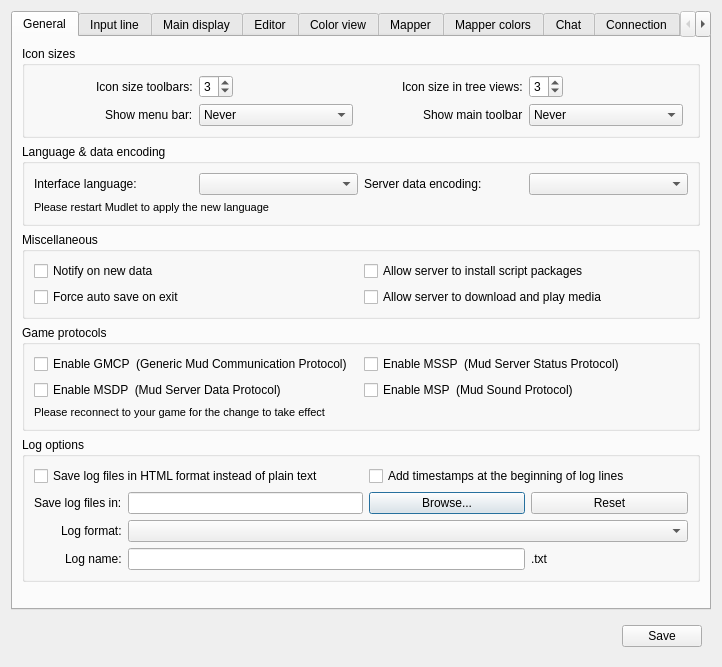
Qt form src/ui/profile_preferences.ui (Mudlet/Mudlet) before a commit.
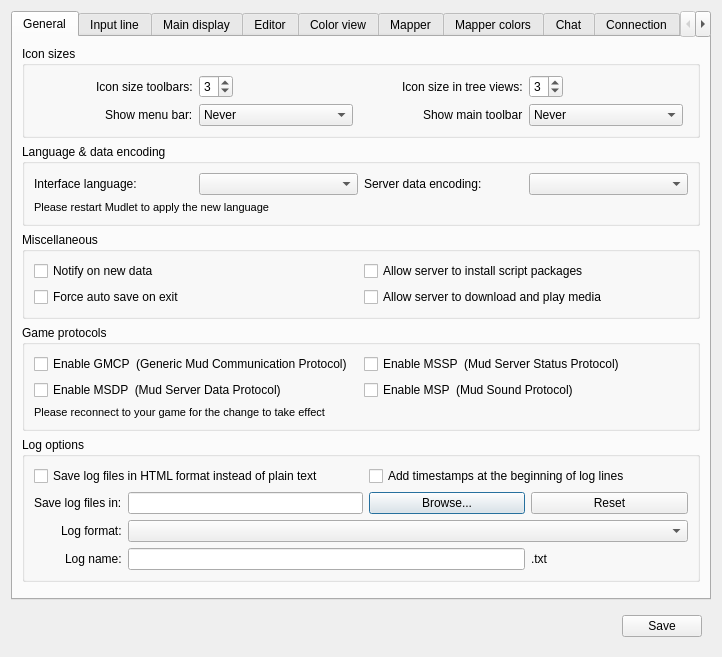
The same form after that commit. The open tabs and pages were chosen to show the change. Icons and pictures are not drawn. Custom widgets are drawn as their Qt base class.

Commit message: correct profile_preferences.ui set borders off on grid mode

```diff
--- a/src/ui/profile_preferences.ui
+++ b/src/ui/profile_preferences.ui
@@ -6,8 +6,8 @@
    <rect>
     <x>0</x>
     <y>0</y>
-    <width>718</width>
-    <height>667</height>
+    <width>700</width>
+    <height>501</height>
    </rect>
   </property>
   <property name="sizePolicy">
```
Left out of the diff: 532 changed lines with no effect on the pictures. The commit also changes 1 other file.
